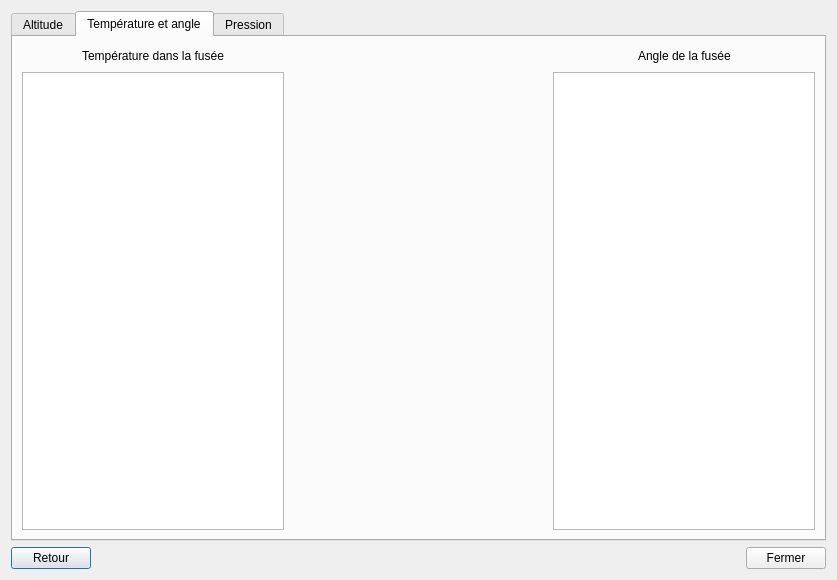
ul-gaul/Avionique_Software, file BaseStationCode/ui/analysis.ui: the form before one commit.
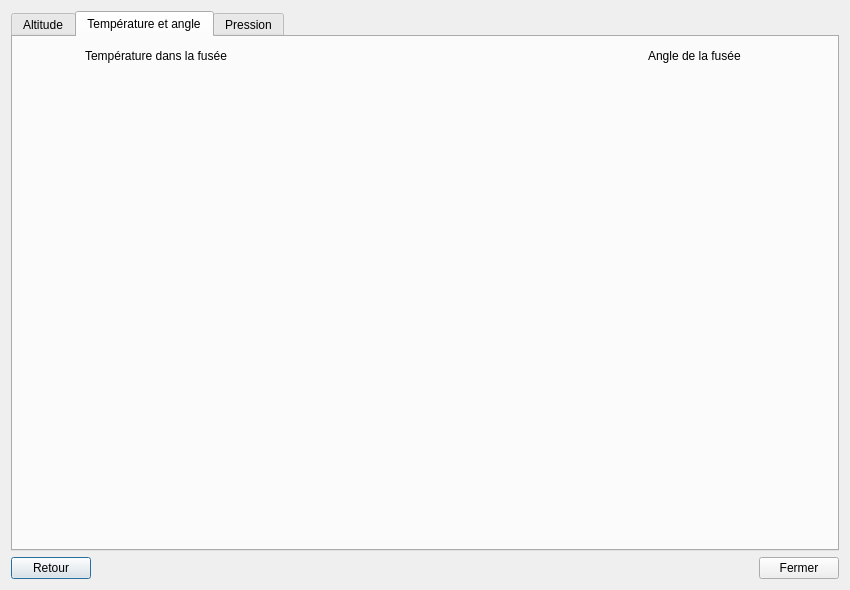
The form after the commit. The open tabs and pages were chosen to show the change.

Commit message: Started the plotting of graph with a matplotlib in QtDesign in the flight_data 4 canvas were added

What changed in the file:
```diff
--- a/BaseStationCode/ui/analysis.ui
+++ b/BaseStationCode/ui/analysis.ui
@@ -6,8 +6,8 @@
    <rect>
     <x>0</x>
     <y>0</y>
-    <width>837</width>
-    <height>580</height>
+    <width>850</width>
+    <height>590</height>
    </rect>
   </property>
   <property name="windowTitle">
@@ -297,11 +297,20 @@
             </layout>
            </item>
            <item>
-            <layout class="QVBoxLayout" name="postTempGraphLayout">
-             <item>
-              <widget class="QGraphicsView" name="postTempGraph"/>
-             </item>
-            </layout>
+            <spacer name="verticalSpacer_4">
+             <property name="orientation">
+              <enum>Qt::Vertical</enum>
+             </property>
+             <property name="sizeHint" stdset="0">
+              <size>
+               <width>20</width>
+               <height>40</height>
+              </size>
+             </property>
+            </spacer>
+           </item>
+           <item>
+            <layout class="QVBoxLayout" name="postTempGraphLayout"/>
            </item>
           </layout>
          </item>
@@ -358,11 +367,20 @@
             </layout>
            </item>
            <item>
-            <layout class="QHBoxLayout" name="subAngleLayout">
-             <item>
-              <widget class="QGraphicsView" name="angleGraph"/>
-             </item>
-            </layout>
+            <spacer name="verticalSpacer_5">
+             <property name="orientation">
+              <enum>Qt::Vertical</enum>
+             </property>
+             <property name="sizeHint" stdset="0">
+              <size>
+               <width>20</width>
+               <height>40</height>
+              </size>
+             </property>
+            </spacer>
+           </item>
+           <item>
+            <layout class="QHBoxLayout" name="subAngleLayout"/>
            </item>
           </layout>
          </item>
```
Left out of the diff: 31 changed lines with no effect on the pictures. The commit also changes 18 other files.
